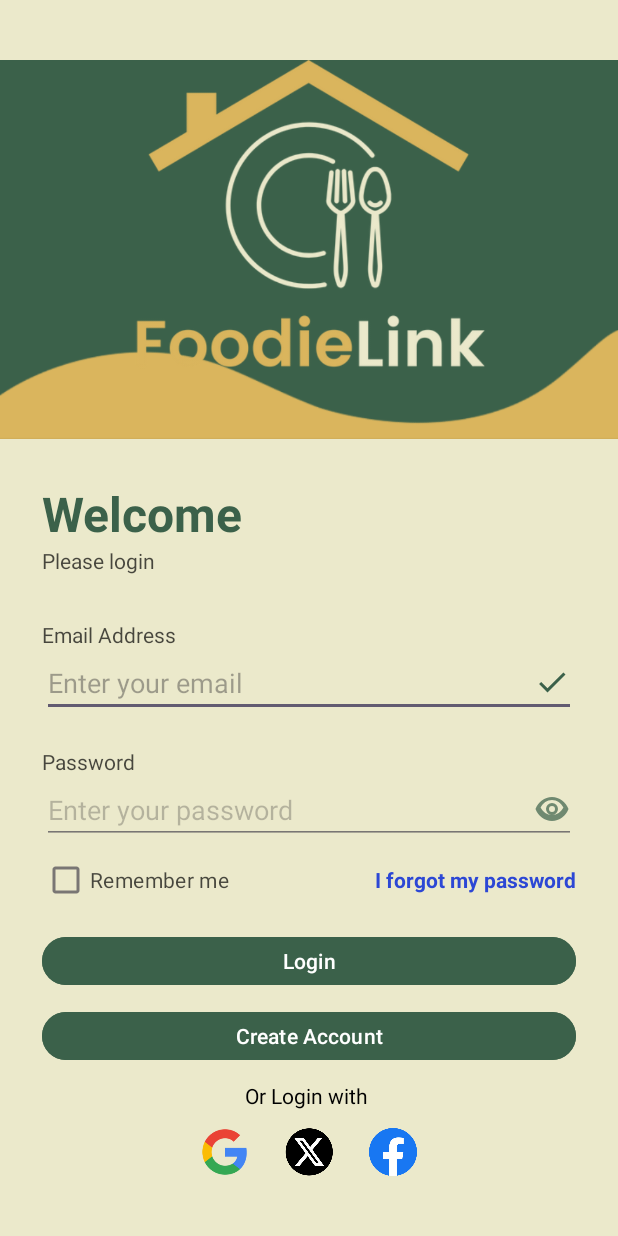
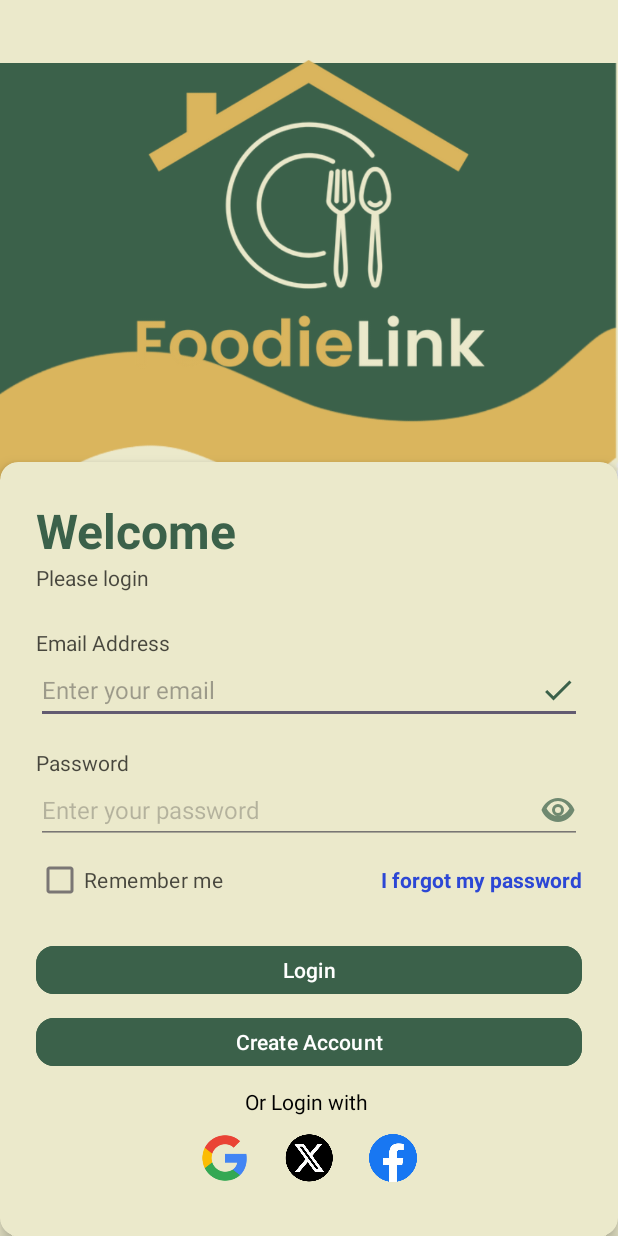
Before and after one commit to ShlomiShorIII/FoodeiLinkApp, an Android app: the screen it shows after launch (MainActivity), on a phone screen of 412 x 824 dp. Run offline under Robolectric (Android 15) with nearby library versions, the light colour scheme and no system bars.

Commit message:
Update of the Project FoodeiLink App 19/02/2024

```diff
--- /dev/null
+++ b/app/src/main/res/drawable/edittext_background.xml
@@ -0,0 +1,6 @@
+<shape xmlns:android="http://schemas.android.com/apk/res/android"
+    android:shape="rectangle">
+    <solid android:color="@color/secondary_color"/>
+    <corners android:radius="16dp"/>
+    <padding android:left="12dp" android:right="12dp"/>
+</shape>
--- a/app/src/main/res/layout/friend.xml
+++ b/app/src/main/res/layout/friend.xml
@@ -1,5 +1,6 @@
 <?xml version="1.0" encoding="utf-8"?>
-<androidx.constraintlayout.widget.ConstraintLayout xmlns:android="http://schemas.android.com/apk/res/android"
+<androidx.constraintlayout.widget.ConstraintLayout
+    xmlns:android="http://schemas.android.com/apk/res/android"
     xmlns:app="http://schemas.android.com/apk/res-auto"
     xmlns:tools="http://schemas.android.com/tools"
     android:layout_width="match_parent"
--- a/app/src/main/res/layout/login_page.xml
+++ b/app/src/main/res/layout/login_page.xml
@@ -1,20 +1,49 @@
 <?xml version="1.0" encoding="utf-8"?>
-<androidx.constraintlayout.widget.ConstraintLayout xmlns:android="http://schemas.android.com/apk/res/android"
+<androidx.constraintlayout.widget.ConstraintLayout
+    xmlns:android="http://schemas.android.com/apk/res/android"
     xmlns:app="http://schemas.android.com/apk/res-auto"
     xmlns:tools="http://schemas.android.com/tools"
     android:id="@+id/login_page"
     android:layout_width="match_parent"
     android:layout_height="match_parent"
     android:background="@color/secondary_color"
-    tools:context=".MainActivity"
-    tools:ignore="MissingConstraints">
+    tools:context=".MainActivity">
+
+    <!-- Top part of the screen -->
+
+    <ImageView
+        android:id="@+id/backgroundPattern"
+        android:layout_width="match_parent"
+        android:layout_height="wrap_content"
+        android:layout_marginBottom="420dp"
+        app:layout_constraintBottom_toBottomOf="parent"
+        app:layout_constraintEnd_toEndOf="parent"
+        app:layout_constraintHorizontal_bias="0.0"
+        app:layout_constraintStart_toStartOf="parent"
+        app:layout_constraintTop_toTopOf="parent"
+        app:layout_constraintVertical_bias="0.493"
+        app:srcCompat="@drawable/pattern2" />
+
+    <ImageView
+        android:id="@+id/appLogo"
+        android:layout_width="wrap_content"
+        android:layout_height="0dp"
+        android:layout_marginTop="40dp"
+        android:layout_marginBottom="550dp"
+        app:layout_constraintBottom_toBottomOf="parent"
+        app:layout_constraintStart_toStartOf="parent"
+        app:layout_constraintTop_toTopOf="parent"
+        app:srcCompat="@drawable/logo" />
+
+    <!-- Filling in details -->
 
     <androidx.cardview.widget.CardView
         android:id="@+id/cardView"
         android:layout_width="0dp"
         android:layout_height="wrap_content"
         app:cardBackgroundColor="@color/secondary_color"
-        app:cardCornerRadius="0dp"
+        app:cardCornerRadius="12dp"
+        app:cardElevation="6dp"
         app:layout_constraintBottom_toBottomOf="parent"
         app:layout_constraintEnd_toEndOf="parent"
         app:layout_constraintStart_toStartOf="parent">
@@ -23,7 +52,7 @@
             android:layout_width="match_parent"
             android:layout_height="wrap_content"
             android:orientation="vertical"
-            android:padding="28dp">
+            android:padding="24dp">
 
             <TextView
                 android:id="@+id/welcomeTitle"
@@ -35,7 +64,7 @@
                 android:textStyle="bold" />
 
             <TextView
-                android:id="@+id/pleaseLoginTitle"
+                android:id="@+id/pleaseLoginSubTitle"
                 android:layout_width="wrap_content"
                 android:layout_height="wrap_content"
                 android:alpha="0.7"
@@ -44,7 +73,7 @@
 
             <View
                 android:layout_width="wrap_content"
-                android:layout_height="30dp" />
+                android:layout_height="24dp" />
 
             <TextView
                 android:id="@+id/emailTitle"
@@ -60,11 +89,12 @@
                 android:layout_height="wrap_content"
                 android:hint="Enter your email"
                 android:drawableEnd="@drawable/done_icon"
-                android:inputType="textEmailAddress" />
+                android:inputType="textEmailAddress"
+                android:textSize="16sp"/>
 
             <View
                 android:layout_width="wrap_content"
-                android:layout_height="20dp" />
+                android:layout_height="16dp" />
 
             <TextView
                 android:id="@+id/passwordTitle"
@@ -82,7 +112,8 @@
                 android:hint="Enter your password"
                 android:drawableEnd="@drawable/password_eye"
                 android:drawablePadding="8dp"
-                android:inputType="textPassword" />
+                android:inputType="textPassword"
+                android:textSize="16sp"/>
 
             <RelativeLayout
                 android:layout_width="match_parent"
@@ -92,9 +123,9 @@
                     android:id="@+id/rememberMeCheckBox"
                     android:layout_width="wrap_content"
                     android:layout_height="wrap_content"
+                    android:text="Remember me"
                     android:layout_centerVertical="true"
                     android:alpha="0.7"
-                    android:text="Remember me"
                     android:textColor="@color/black" />
 
                 <TextView
@@ -102,8 +133,8 @@
                     android:layout_width="wrap_content"
                     android:layout_height="wrap_content"
                     android:layout_alignParentEnd="true"
+                    android:text="I forgot my password"
                     android:layout_centerVertical="true"
-                    android:text="I forgot my password"
                     android:textStyle="bold"
                     android:textColor="@color/forgot_button_color" />
 
@@ -111,7 +142,7 @@
 
             <View
                 android:layout_width="wrap_content"
-                android:layout_height="10dp" />
+                android:layout_height="16dp" />
 
             <com.google.android.material.button.MaterialButton
                 android:id="@+id/btnLogin"
@@ -120,11 +151,11 @@
                 android:backgroundTint="@color/primary_color"
                 android:text="Login"
                 android:textColor="@color/white"
-                app:cornerRadius="16dp" />
+                app:cornerRadius="12dp" />
 
             <View
                 android:layout_width="wrap_content"
-                android:layout_height="10dp" />
+                android:layout_height="8dp" />
 
             <com.google.android.material.button.MaterialButton
                 android:id="@+id/btnCreateAccount"
@@ -133,12 +164,13 @@
                 android:backgroundTint="@color/primary_color"
                 android:text="Create Account"
                 android:textColor="@color/white"
-                app:cornerRadius="16dp" />
+                app:cornerRadius="12dp" />
 
             <View
                 android:layout_width="wrap_content"
                 android:layout_height="10dp" />
 
+            <!-- External login -->
 
             <TextView
                 android:layout_width="wrap_content"
@@ -176,39 +208,8 @@
 
             </LinearLayout>
 
-
         </LinearLayout>
 
     </androidx.cardview.widget.CardView>
 
-    <ImageView
-        android:id="@+id/imageView3"
-        android:layout_width="418dp"
-        android:layout_height="619dp"
-        android:layout_marginBottom="420dp"
-        app:layout_constraintBottom_toBottomOf="parent"
-        app:layout_constraintEnd_toEndOf="parent"
-        app:layout_constraintHorizontal_bias="0.0"
-        app:layout_constraintStart_toStartOf="parent"
-        app:layout_constraintTop_toTopOf="parent"
-        app:layout_constraintVertical_bias="0.493"
-        app:srcCompat="@drawable/pattern2" />
-
-    <ImageView
-        android:id="@+id/imageView"
-        android:layout_width="wrap_content"
-        android:layout_height="0dp"
-        android:layout_marginStart="40dp"
-        android:layout_marginTop="40dp"
-        android:layout_marginEnd="40dp"
-        android:layout_marginBottom="550dp"
-        app:layout_constraintBottom_toBottomOf="parent"
-        app:layout_constraintEnd_toEndOf="parent"
-        app:layout_constraintHorizontal_bias="0.497"
-        app:layout_constraintStart_toStartOf="parent"
-        app:layout_constraintTop_toTopOf="parent"
-        app:layout_constraintVertical_bias="1.0"
-        app:srcCompat="@drawable/logo" />
-
-
 </androidx.constraintlayout.widget.ConstraintLayout>
--- a/app/src/main/res/values/colors.xml
+++ b/app/src/main/res/values/colors.xml
@@ -1,4 +1,10 @@
 <?xml version="1.0" encoding="utf-8"?>
+
+<!--
+    In this file, we define the colors used in the application.
+    Each color serves a different purpose, such as primary colors, backgrounds, buttons, and texts.
+-->
+
 <resources>
     <color name="black">#FF000000</color>
     <color name="white">#FFFFFFFF</color>
--- a/app/src/main/res/values/strings.xml
+++ b/app/src/main/res/values/strings.xml
@@ -1,3 +1,7 @@
+<?xml version="1.0" encoding="utf-8"?>
+
+<!-- This file contains the dropdown menus (Spinners) found on the registration page of the application. -->
+
 <resources>
     <string name="app_name">Foodielink</string>
 
--- a/app/src/main/res/values/themes.xml
+++ b/app/src/main/res/values/themes.xml
@@ -1,12 +1,7 @@
 <resources xmlns:tools="http://schemas.android.com/tools">
-    <!-- Base application theme. -->
     <style name="Base.Theme.Foodielink" parent="Theme.Material3.DayNight.NoActionBar">
-        <!-- Customize your light theme here. -->
-        <!-- <item name="colorPrimary">@color/my_light_primary</item> -->
     </style>
-
     <style name="Theme.Foodielink" parent="Base.Theme.Foodielink" />
-
     <style name="Shape" parent="">
         <item name="cornerSize">5%</item>
     </style>
```
Also changed, not shown: app/src/main/AndroidManifest.xml (+5 -5 lines), app/src/main/java/com/example/foodielink/ChatActivity.java (+8 -0 lines), app/src/main/java/com/example/foodielink/FriendActivity.java (added, +59 -0 lines), app/src/main/java/com/example/foodielink/FriendsAdapter.java (+21 -1 lines), app/src/main/res/layout/activity_friend.xml (added, +136 -0 lines), app/src/main/res/drawable/arrow1.png (added), app/src/main/res/drawable/arrow2.png (added).
